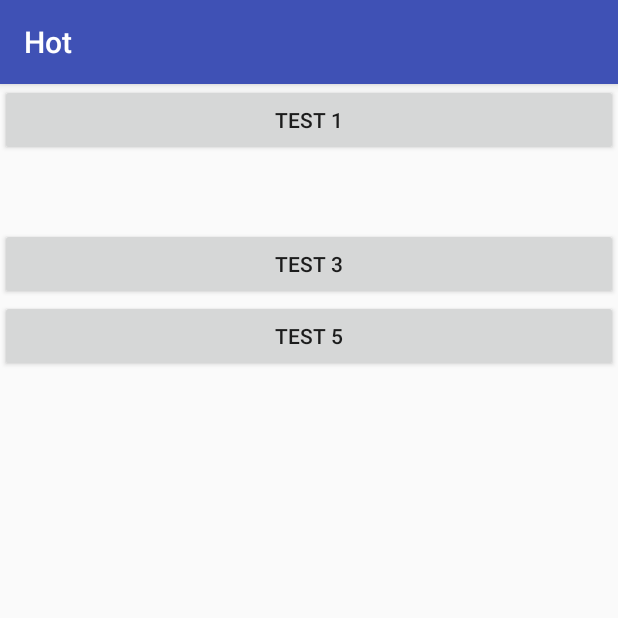
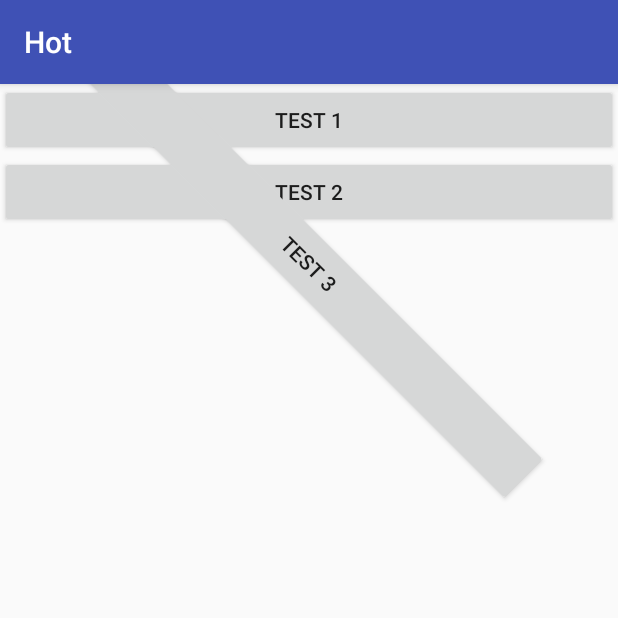
Before and after one commit to nicejwjin/hot_fixed, an Android app: the screen it shows after launch (MainActivity), on a phone screen of 412 x 824 dp, the top half of it. Run offline under Robolectric (Android 15) with nearby library versions, the phone set to English and light mode, and no system bars.

```diff
--- a/app/src/main/res/layout/activity_main.xml
+++ b/app/src/main/res/layout/activity_main.xml
@@ -12,24 +12,12 @@
     <Button
         android:layout_width="match_parent"
         android:layout_height="wrap_content"
-        android:text="test 2"
-        android:visibility="invisible" />
+        android:text="test 2" />
 
     <Button
         android:layout_width="match_parent"
         android:layout_height="wrap_content"
-        android:text="test 3"
-        android:visibility="visible" />
-
-    <Button
-        android:layout_width="match_parent"
-        android:layout_height="wrap_content"
-        android:text="test 4"
-        android:visibility="gone" />
-
-    <Button
-        android:layout_width="match_parent"
-        android:layout_height="wrap_content"
-        android:text="test 5" />
+        android:rotation="45"
+        android:text="test 3" />
 
 </LinearLayout>
```
